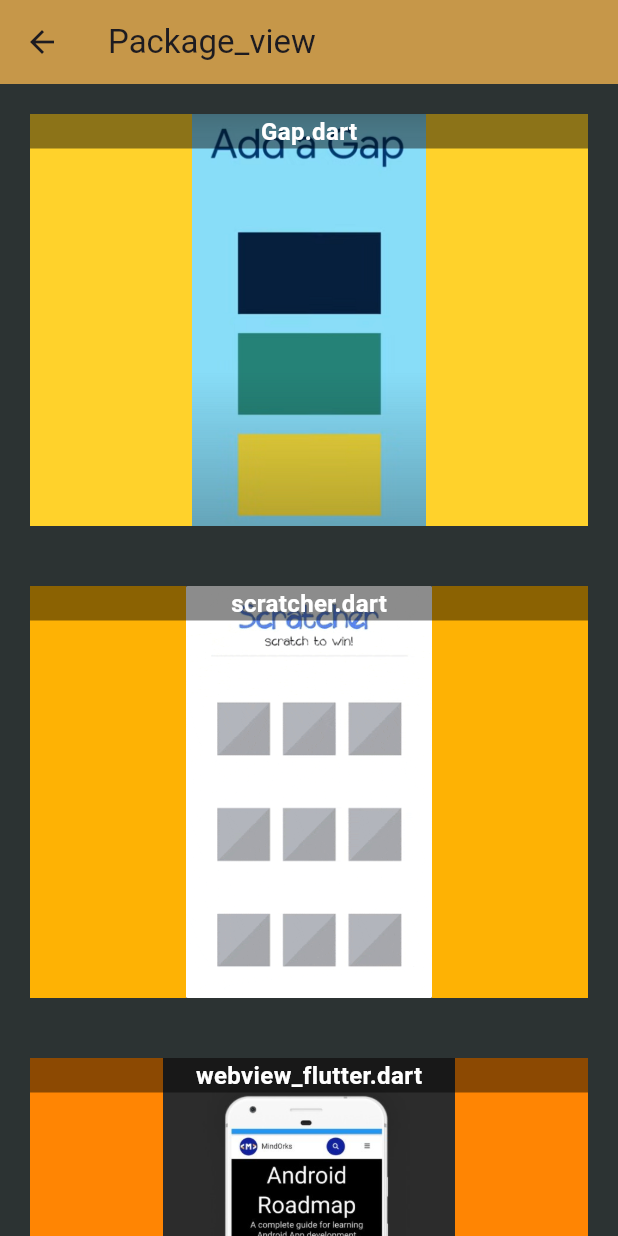
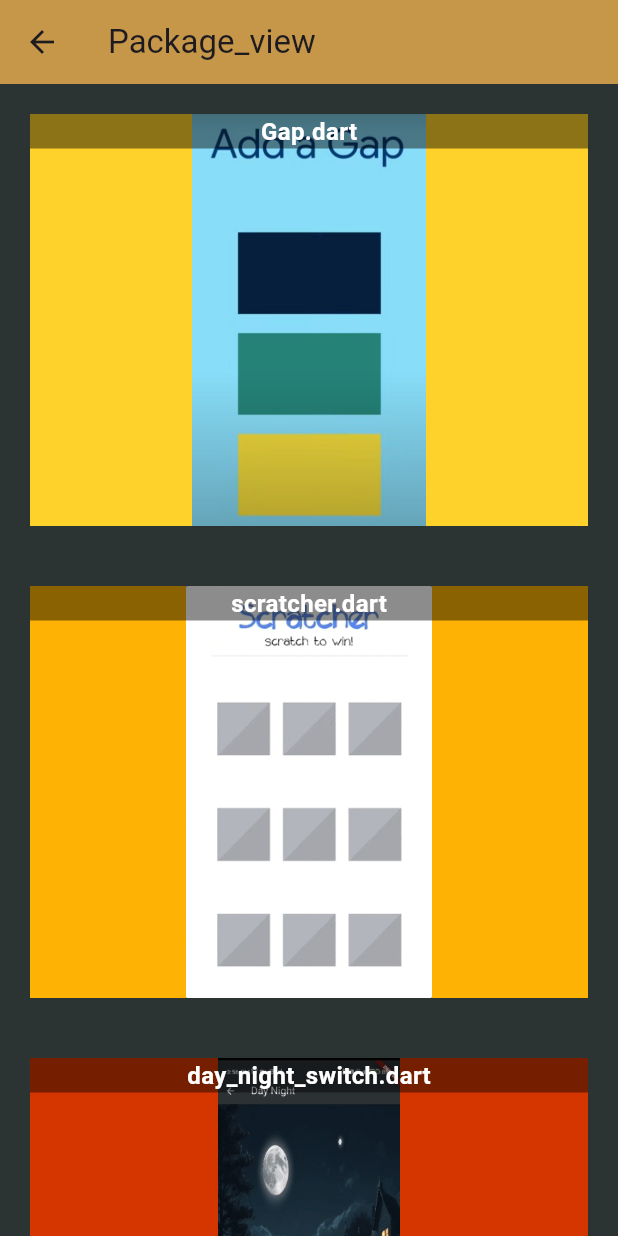
Before and after one commit to anettaj/FlutterDicto, a Flutter app: the Animation1 screen opened directly, after a tap on the "arrow back" icon, on a phone screen of 412 x 824 dp. Run offline on Flutter 3.47's test engine with Material 3 defaults, Android fonts, the phone set to English and light mode, and no system bars; our stand-ins replace flutter_image_slideshow, gap, stacked_card_carousel, widget_and_text_animator; missing offline and left inert: day_night_switch, scaled_list, scratcher, tsdc_v2, vertical_card_pager.

Commit message:
dart fix

```diff
--- a/Flutter_dicto/lib/Section/Form_view.dart
+++ b/Flutter_dicto/lib/Section/Form_view.dart
@@ -24,7 +24,7 @@ class Form_view extends StatelessWidget {
       link: Login_page(),
       image: 'assets/Templates/login1.jpeg',
     ),
-    FormCards(
+    const FormCards(
       color: Color(0xFFff8503),
       title: "Netflix gradiant",
       link:Netflix_design(),
--- a/Flutter_dicto/lib/Section/Package/Animation1.dart
+++ b/Flutter_dicto/lib/Section/Package/Animation1.dart
@@ -1,6 +1,4 @@
-import 'package:flutter/cupertino.dart';
 import 'package:flutter/material.dart';
-import 'package:flutter/widgets.dart';
 import 'package:widget_and_text_animator/widget_and_text_animator.dart';
 
 import '../Package_view.dart';
@@ -36,11 +34,11 @@ class _Animation1State extends State<Animation1> {
                 width: double.infinity,
                 height: 195,
                 key: const ValueKey('d'),
-                color: Color(0xff4a7ba6),
+                color: const Color(0xff4a7ba6),
                 child: WidgetAnimator(
                   incomingEffect: WidgetTransitionEffects.incomingSlideInFromTop(
-                      duration: Duration(seconds: 1),
-                      delay: Duration(milliseconds: 2750),
+                      duration: const Duration(seconds: 1),
+                      delay: const Duration(milliseconds: 2750),
                       curve: Curves.bounceOut
                   ),
                   atRestEffect: WidgetRestingEffects.rotate(
@@ -55,22 +53,22 @@ class _Animation1State extends State<Animation1> {
               ),
               WidgetAnimator(
                 incomingEffect: WidgetTransitionEffects.incomingSlideInFromRight(
-                  duration: Duration(seconds: 1),
+                  duration: const Duration(seconds: 1),
                   curve: Curves.easeIn
                 ),
                 atRestEffect: WidgetRestingEffects.rotate(
-                  duration: Duration(seconds: 1),
+                  duration: const Duration(seconds: 1),
                   numberOfPlays: 1
                 ),
                 child: Container(
                   width: double.infinity,
                   height: 150,
-                  color: Color(0xffc9ffc7),
+                  color: const Color(0xffc9ffc7),
                 ),
               ),
 
-              RowCube(color1: Color(0xffb4b6de), color2: Color(0xffffdbdb),),
-              RowCube(color1: Color(0xfffff9d4), color2: Color(0xffffcea5),)
+              const RowCube(color1: Color(0xffb4b6de), color2: Color(0xffffdbdb),),
+              const RowCube(color1: Color(0xfffff9d4), color2: Color(0xffffcea5),)
             ],
           ),
           Positioned(
@@ -78,7 +76,7 @@ class _Animation1State extends State<Animation1> {
             top: 490,
             child: WidgetAnimator(
               incomingEffect: WidgetTransitionEffects.incomingSlideInFromTop(
-                duration: Duration(seconds: 2),
+                duration: const Duration(seconds: 2),
                 curve: Curves.easeInOutBack
               ),
               atRestEffect: WidgetRestingEffects.rotate(
@@ -90,11 +88,11 @@ class _Animation1State extends State<Animation1> {
               height: 80,
 
                 decoration: BoxDecoration(
-                    color: Color(0xffffffff),
+                    color: const Color(0xffffffff),
                   boxShadow: [
                     BoxShadow(
                       color: Colors.black.withOpacity(0.2),
-                      offset: Offset(0, 2),
+                      offset: const Offset(0, 2),
                       blurRadius: 20,
                       spreadRadius: 0.8,
 
@@ -111,7 +109,7 @@ class _Animation1State extends State<Animation1> {
             child: TextAnimator(
             'Sample',
             atRestEffect: WidgetRestingEffects.wave(effectStrength: 5),
-            style: TextStyle(
+            style: const TextStyle(
               fontSize: 50
             ),
             incomingEffect: WidgetTransitionEffects.incomingSlideInFromTop(
--- a/Flutter_dicto/lib/Section/Package_view.dart
+++ b/Flutter_dicto/lib/Section/Package_view.dart
@@ -1,12 +1,10 @@
 import 'package:flutter/material.dart';
 import 'package:flutter_dicto/Section/Package/Gap_package.dart';
 import 'package:flutter_dicto/Section/Package/Scartcher.dart';
-import 'package:flutter_dicto/Section/Package/WebView.dart';
 import 'package:flutter_dicto/Widgets/Size.dart';
 import 'package:flutter_dicto/main.dart';
 import './Package/DayAndNight.dart';
 import 'Package/Animation1.dart';
-import 'Package/DayAndNight.dart';
 
 class Package_view extends StatelessWidget {
   Package_view({super.key});
@@ -24,22 +22,22 @@ class Package_view extends StatelessWidget {
       link: () => const ScratcherCard(),
       image: 'assets/Package/Scratcher.gif',
     ),
+    // FancyCard(
+    //   color: const Color(0xFFff8503),
+    //   title: "webview_flutter.dart",
+    //   link: () => WebViewExample(),
+    //   image: 'assets/Package/webview_flutter.jpg',
+    // ),
     FancyCard(
-      color: const Color(0xFFff8503),
-      title: "webview_flutter.dart",
-      link: () => WebViewExample(),
-      image: 'assets/Package/webview_flutter.jpg',
-    ),
-    FancyCard(
-      color: Color(0xFFd53600),
+      color: const Color(0xFFd53600),
       title: "day_night_switch.dart",
-      link: () =>DayAndNight(),
+      link: () =>const DayAndNight(),
       image: 'assets/Package/DayNight.gif',
     ),
     FancyCard(
-      color:Color(0xFFffd22b),
+      color:const Color(0xFFffd22b),
       title: "widget_and_text_animator.dart",
-      link: () =>Animation1(),
+      link: () =>const Animation1(),
       image: 'assets/Package/animation1.gif',
     ),
     // FancyCard(
```
Also changed, not shown: Flutter_dicto/lib/Section/Package/DayAndNight.dart (+6 -6 lines), Flutter_dicto/lib/Section/Package/WebView.dart (+53 -53 lines), Flutter_dicto/pubspec.yaml (+5 -4 lines), Flutter_dicto/pubspec.lock, 3 other files.
